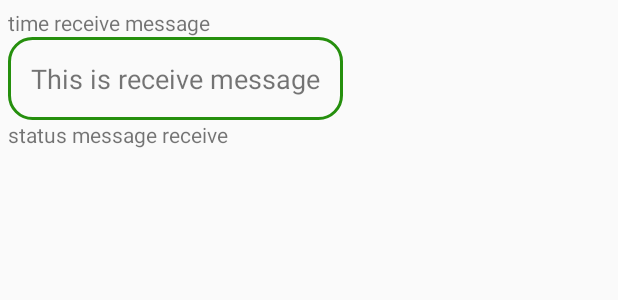
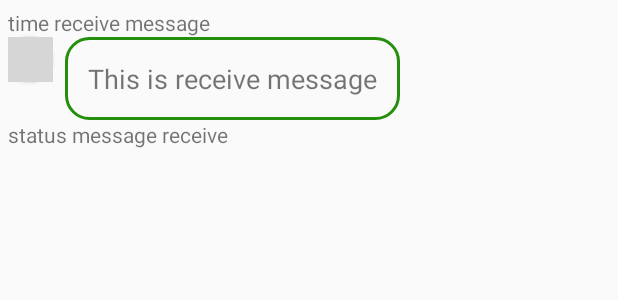
Before and after one commit to thanhhieu995/appChat, an Android app: the layout receive.xml on its own in the app's theme, with its tools: preview values and no code run, on a phone screen of 412 x 824 dp. Shown: the top 300 px of the screen. Run offline under Robolectric (Android 15) with nearby library versions, the phone set to English and light mode, and no system bars; grey boxes are pictures that could not be loaded.

Commit message:
Add avatar in the receiver-viewholder

```diff
--- a/app/src/main/java/com/example/chatapp/chat/ChatAdapter.kt
+++ b/app/src/main/java/com/example/chatapp/chat/ChatAdapter.kt
@@ -5,6 +5,7 @@ import android.content.Context
 import android.view.LayoutInflater
 import android.view.View
 import android.view.ViewGroup
+import android.widget.ImageView
 import android.widget.TextView
 import androidx.recyclerview.widget.RecyclerView
 import com.example.chatapp.Message
@@ -15,6 +16,8 @@ import com.google.firebase.auth.FirebaseAuth
 import com.google.firebase.database.DataSnapshot
 import com.google.firebase.database.DatabaseReference
 import com.google.firebase.database.FirebaseDatabase
+import com.google.firebase.storage.FirebaseStorage
+import com.squareup.picasso.Picasso
 
 class ChatAdapter(val context: Context, val messageList: ArrayList<Message>): RecyclerView.Adapter<RecyclerView.ViewHolder>() {
 
@@ -99,6 +102,9 @@ class ChatAdapter(val context: Context, val messageList: ArrayList<Message>): Re
                 viewHolder.time_receive.text = currentMessage.time
             }
             viewHolder.status_receive.text = ""
+            FirebaseStorage.getInstance().reference.child("images").child(friendUid!!).downloadUrl.addOnSuccessListener {
+                Picasso.get().load(it).into(viewHolder.img_avatar)
+            }
         }
     }
 
@@ -112,7 +118,6 @@ class ChatAdapter(val context: Context, val messageList: ArrayList<Message>): Re
             ITEM_RECEIVE
         }
         notifyDataSetChanged()
-
     }
 
     override fun getItemCount(): Int {
@@ -123,6 +128,7 @@ class ChatAdapter(val context: Context, val messageList: ArrayList<Message>): Re
         val receiveMessage = itemView.findViewById<TextView>(R.id.txt_receive_message)
         val time_receive = itemView.findViewById<TextView>(R.id.time_receive)
         val status_receive = itemView.findViewById<TextView>(R.id.status_messageReceive)
+        val img_avatar = itemView.findViewById<ImageView>(R.id.img_receiveProfile)
     }
 
     class SentViewHolder(itemView: View) : RecyclerView.ViewHolder(itemView){
--- a/app/src/main/res/layout/receive.xml
+++ b/app/src/main/res/layout/receive.xml
@@ -1,19 +1,36 @@
 <?xml version="1.0" encoding="utf-8"?>
-<androidx.constraintlayout.widget.ConstraintLayout
-    xmlns:android="http://schemas.android.com/apk/res/android"
+<androidx.constraintlayout.widget.ConstraintLayout xmlns:android="http://schemas.android.com/apk/res/android"
     xmlns:app="http://schemas.android.com/apk/res-auto"
     xmlns:tools="http://schemas.android.com/tools"
     android:layout_width="match_parent"
     android:layout_height="wrap_content"
     android:padding="5dp">
 
+    <androidx.cardview.widget.CardView
+        android:id="@+id/card_receive_img"
+        android:layout_width="wrap_content"
+        android:layout_height="wrap_content"
+        app:cardCornerRadius="15dp"
+        app:layout_constraintStart_toStartOf="parent"
+        app:layout_constraintTop_toBottomOf="@+id/time_receive">
+
+        <ImageView
+            android:id="@+id/img_receiveProfile"
+            android:layout_width="30dp"
+            android:layout_height="30dp"
+            tools:layout_editor_absoluteX="267dp"
+            tools:srcCompat="@tools:sample/avatars" />
+
+    </androidx.cardview.widget.CardView>
+
     <RelativeLayout
         android:id="@+id/RL_receiveLayout"
         android:layout_width="wrap_content"
         android:layout_height="wrap_content"
+        android:layout_marginStart="8dp"
         android:background="@drawable/text_receive_background"
         android:padding="5dp"
-        app:layout_constraintStart_toStartOf="parent"
+        app:layout_constraintStart_toEndOf="@+id/card_receive_img"
         app:layout_constraintTop_toBottomOf="@+id/time_receive"
         tools:ignore="MissingConstraints">
 
```
